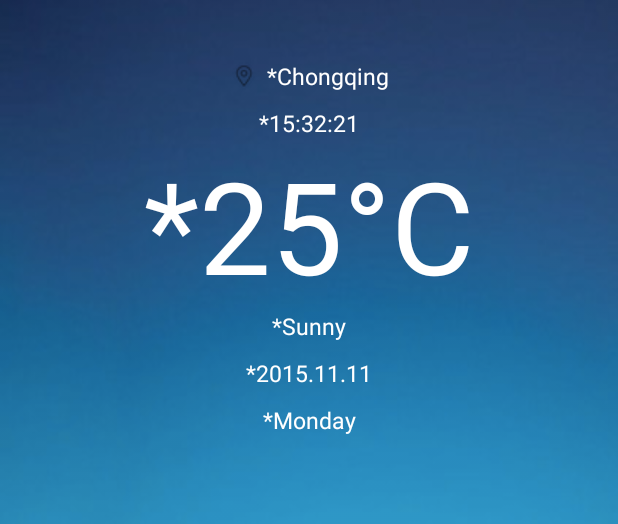
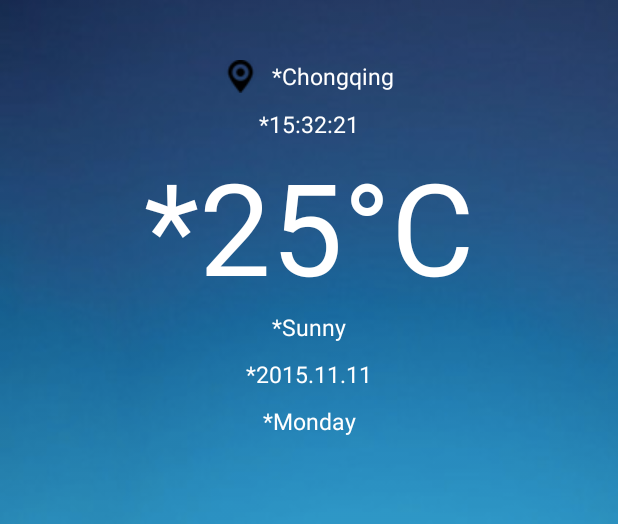
Before and after one commit to zhanglintc/weather, an Android app: the layout activity_main.xml on its own in the app's theme, with its tools: preview values and no code run, on a phone screen of 412 x 824 dp. Shown: the top 524 px of the screen. Run offline under Robolectric (Android 15) with nearby library versions, the phone set to English and light mode, and no system bars.

Commit message:
pin_dot & pin_nul

```diff
--- a/app/src/main/res/layout/activity_main.xml
+++ b/app/src/main/res/layout/activity_main.xml
@@ -33,7 +33,8 @@
                 android:id="@+id/locationIcon"
                 android:layout_width="wrap_content"
                 android:layout_height="wrap_content"
-                android:src="@drawable/locate" />
+                android:src="@drawable/pin_dot"
+                android:layout_marginRight="10sp" />
 
             <TextView
                 android:id="@+id/cityName"
@@ -41,8 +42,7 @@
                 android:layout_height="wrap_content"
                 android:textColor="#FFFFFF"
                 android:text="*Chongqing"
-                android:textSize="15sp"
-                android:layout_marginLeft="5sp" />
+                android:textSize="15sp" />
         </LinearLayout>
 
         <TextView
```
Also changed, not shown: app/src/main/res/drawable/locate.png (deleted), app/src/main/res/drawable/pin_dot.png (added), app/src/main/res/drawable/pin_nul.png (added).
